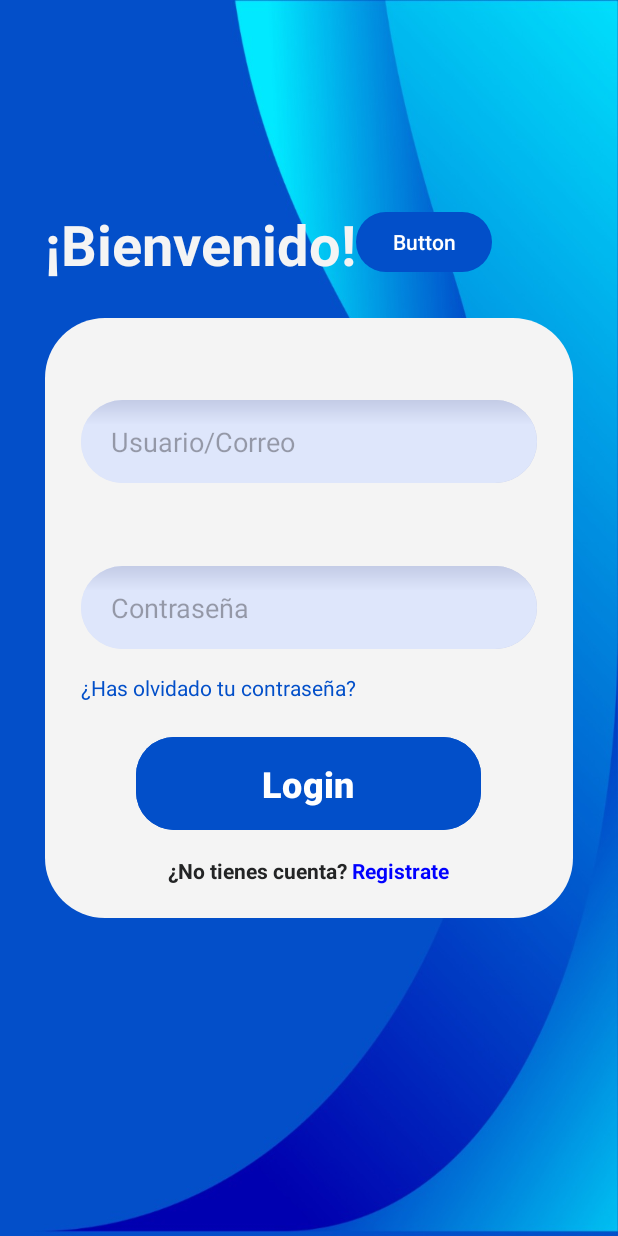
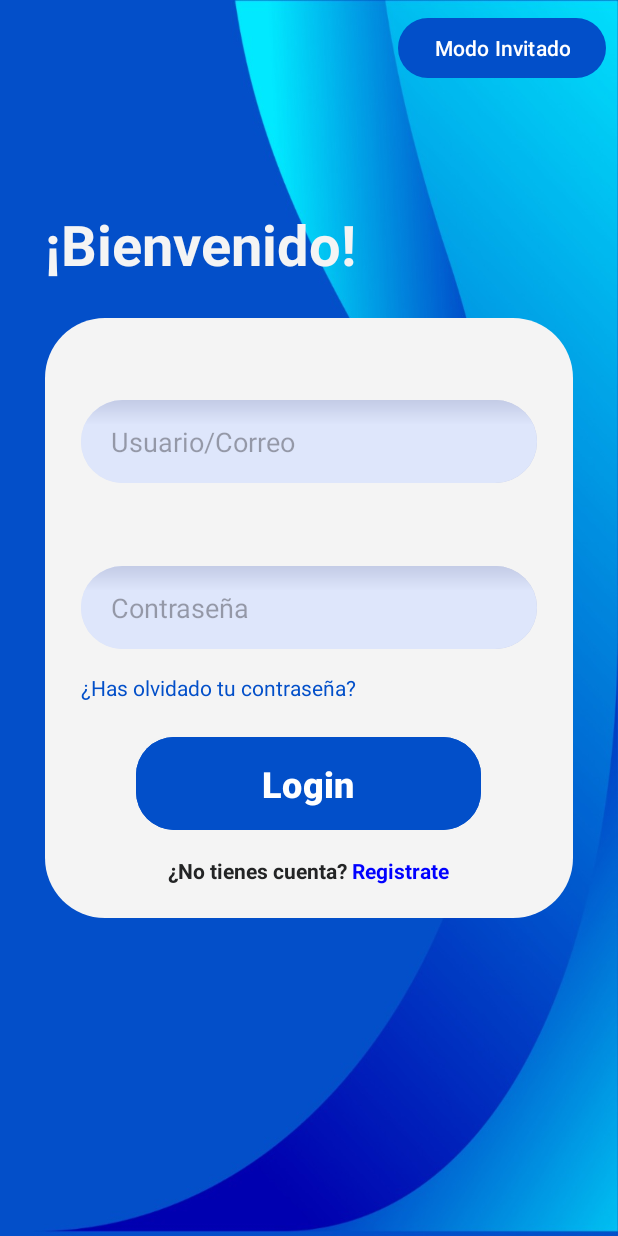
Before and after one commit to MarioCliment/PBIOMED_ANDROID, an Android app: the screen it shows after launch (LoginActivity), on a phone screen of 412 x 824 dp. Run offline under Robolectric (Android 15) with nearby library versions, the phone set to English and light mode, and no system bars.

Commit message:
cambios de Igni
si son una mierda y no van culpadle a el je!

```diff
--- a/src/app/src/main/res/layout/activity_login.xml
+++ b/src/app/src/main/res/layout/activity_login.xml
@@ -125,8 +125,10 @@
         android:id="@+id/evilButton"
         android:layout_width="wrap_content"
         android:layout_height="wrap_content"
-        android:text="Button"
+        android:layout_marginTop="8dp"
+        android:layout_marginEnd="8dp"
+        android:text="Modo Invitado"
         android:visibility="visible"
-        app:layout_constraintStart_toEndOf="@+id/textView"
-        app:layout_constraintTop_toTopOf="@+id/textView" />
+        app:layout_constraintEnd_toEndOf="parent"
+        app:layout_constraintTop_toTopOf="parent" />
 </androidx.constraintlayout.widget.ConstraintLayout>
```
